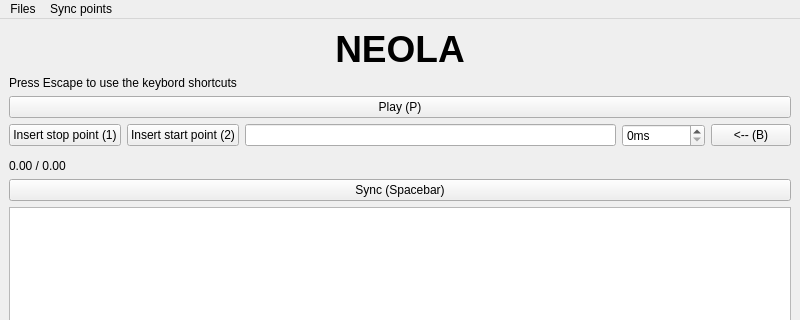
First picture: the form in mainwindow.ui, repository Onetchou/Neola, before the edit; both pictures show x 0 to 800 and y 0 to 320 of the 800 by 480 pixel window.
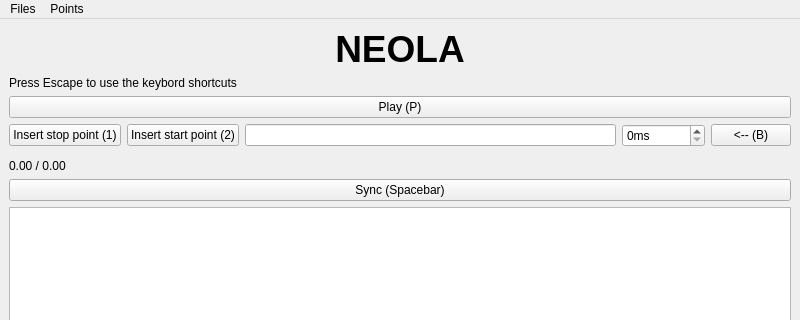
Second picture: the form after the edit.

Commit message: Next start synchro point is in bold in the list. The list auto scrolls.

```diff
--- a/mainwindow.ui
+++ b/mainwindow.ui
@@ -138,7 +138,7 @@
    </widget>
    <widget class="QMenu" name="menuSync_points">
     <property name="title">
-     <string>Sync points</string>
+     <string>Points</string>
     </property>
     <addaction name="actionInsert_stop_point"/>
     <addaction name="actionInsert_start_point"/>
```
The commit also changes 5 other files.
